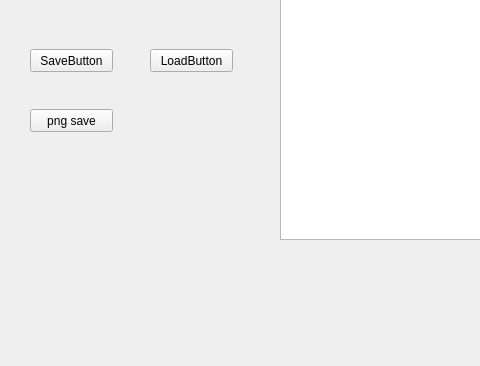
Above: Schematic/mainwindow.ui from BlaCkinkGJ/QT_APP before the change; both pictures show x 0 to 480 and y 158 to 524 of the 942 by 524 pixel window. Below: the same form after it.
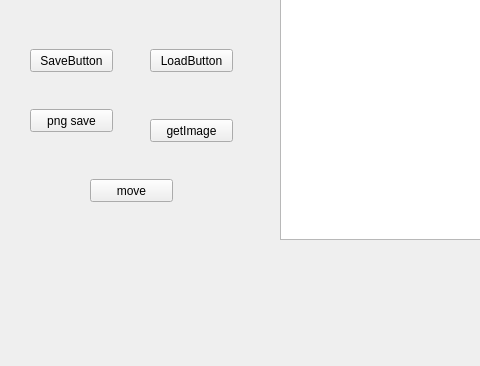
That is the form after the change.

The edit to the form file:
```diff
--- a/Schematic/mainwindow.ui
+++ b/Schematic/mainwindow.ui
@@ -76,6 +76,39 @@
      </rect>
     </property>
    </widget>
+   <widget class="QPushButton" name="getImage">
+    <property name="geometry">
+     <rect>
+      <x>150</x>
+      <y>260</y>
+      <width>83</width>
+      <height>23</height>
+     </rect>
+    </property>
+    <property name="text">
+     <string>getImage</string>
+    </property>
+   </widget>
+   <widget class="QPushButton" name="move">
+    <property name="geometry">
+     <rect>
+      <x>90</x>
+      <y>320</y>
+      <width>83</width>
+      <height>23</height>
+     </rect>
+    </property>
+    <property name="text">
+     <string>move</string>
+    </property>
+   </widget>
+   <zorder>view</zorder>
+   <zorder>saveButton</zorder>
+   <zorder>LoadButton</zorder>
+   <zorder>currentValue</zorder>
+   <zorder>png_save</zorder>
+   <zorder>getImage</zorder>
+   <zorder>move</zorder>
   </widget>
   <widget class="QMenuBar" name="menuBar">
    <property name="geometry">
```
